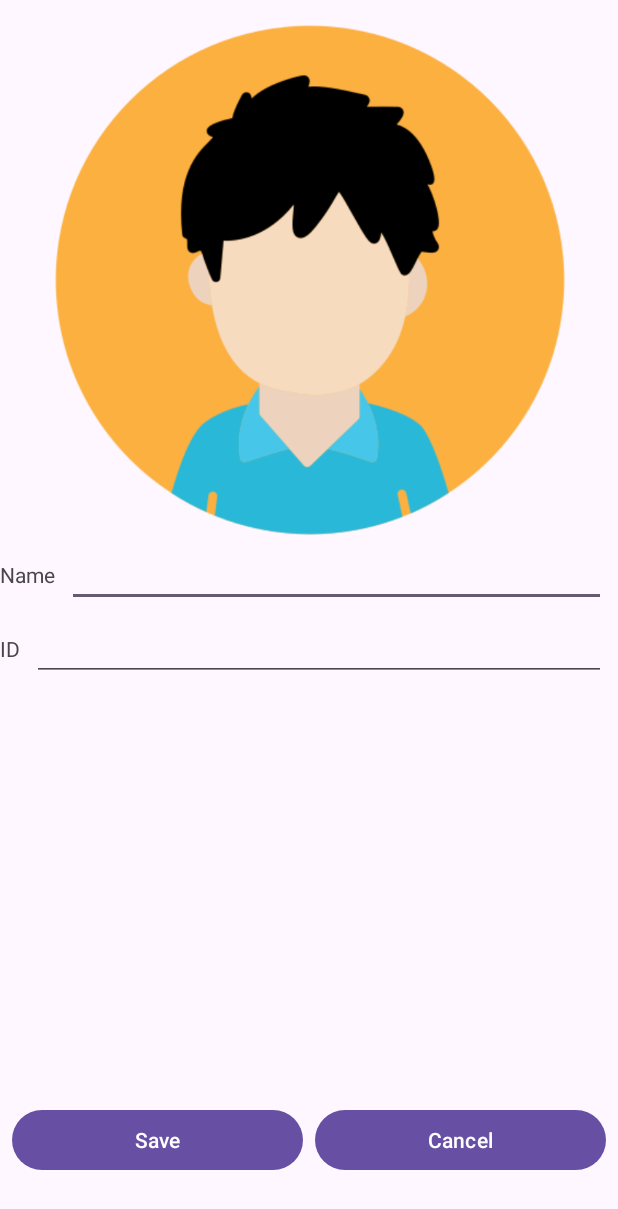
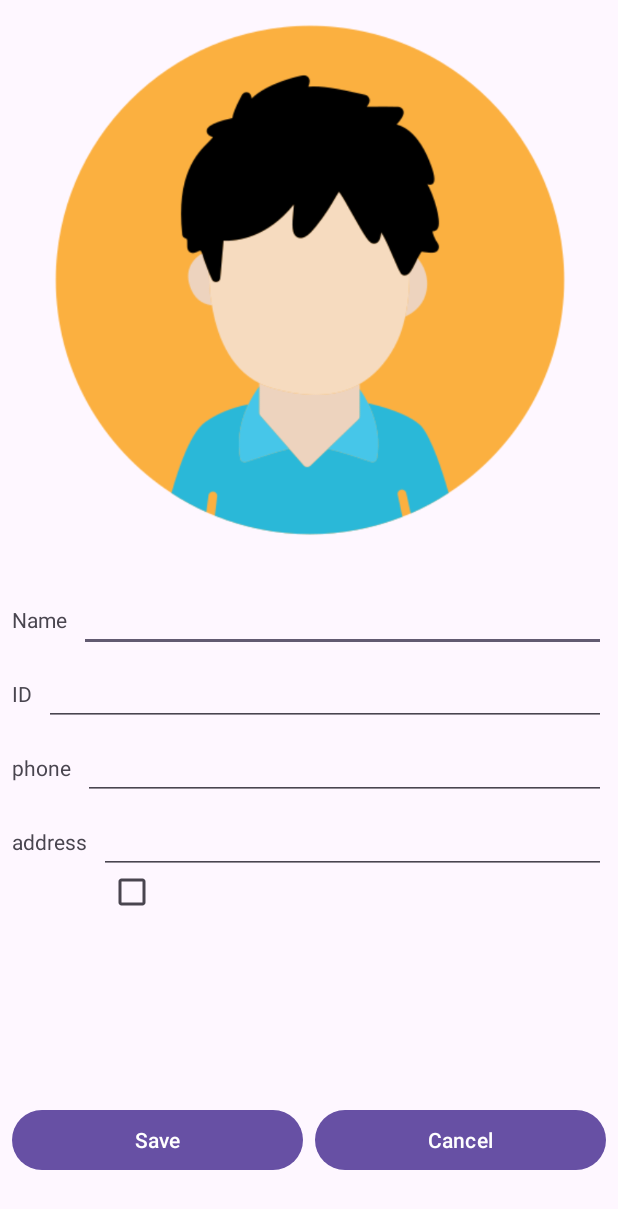
Before and after one commit to nitzanh2000/Students-App-Colman, an Android app: the AddStudentActivity screen opened directly, with no data from a screen before it, on a phone screen of 412 x 824 dp. Shown: the top 1209 px of the screen. Run offline under Robolectric (Android 15) with nearby library versions, the phone set to English and light mode, and no system bars.

Commit message:
add missing field

```diff
--- a/app/src/main/java/com/idz/colman24class1/AddStudentActivity.kt
+++ b/app/src/main/java/com/idz/colman24class1/AddStudentActivity.kt
@@ -3,6 +3,7 @@ package com.idz.colman24class1
 import android.content.Intent
 import android.os.Bundle
 import android.widget.Button
+import android.widget.CheckBox
 import android.widget.EditText
 import android.widget.TextView
 import androidx.activity.enableEdgeToEdge
@@ -28,15 +29,17 @@ class AddStudentActivity : AppCompatActivity() {
 
         val nameEditText: EditText = findViewById(R.id.add_student_activity_name_edit_text)
         val idEditText: EditText = findViewById(R.id.add_student_activity_id_edit_text)
-
-        val savedMessageTextView: TextView = findViewById(R.id.add_student_activity_save_message_text_view)
+        val phoneEditText: EditText = findViewById(R.id.add_student_activity_phone_edit_text)
+        val addressEditText: EditText = findViewById(R.id.add_student_activity_address_edit_text)
+        val checkBoxEdit: CheckBox = findViewById(R.id.add_student_activity_checkbox_edit)
 
         cancelButton.setOnClickListener {
             finish()
         }
 
         saveButton.setOnClickListener {
-            val student: Student = Student(nameEditText.text.toString(), idEditText.text.toString(), "", "123456","HAR ADAR", false)
+            val student: Student = Student(nameEditText.text.toString(), idEditText.text.toString(),
+                "", phoneEditText.text.toString(),addressEditText.text.toString(), checkBoxEdit.isChecked)
             Model.shared.students.add(student)
             val intent = Intent(this, StudentsRecyclerViewActivity::class.java)
             startActivity(intent)        }
--- a/app/src/main/res/layout/activity_add_student.xml
+++ b/app/src/main/res/layout/activity_add_student.xml
@@ -21,18 +21,19 @@
         android:id="@+id/textView"
         android:layout_width="wrap_content"
         android:layout_height="wrap_content"
+        android:layout_marginStart="8dp"
+        android:layout_marginTop="30dp"
         android:text="Name"
         app:layout_constraintStart_toStartOf="parent"
         app:layout_constraintTop_toBottomOf="@+id/imageView" />
 
     <EditText
-        android:id="@+id/add_student_activity_name_edit_text"
+        android:id="@+id/add_student_activity_id_edit_text"
         android:layout_width="0dp"
         android:layout_height="wrap_content"
         android:layout_marginStart="8dp"
         android:layout_marginEnd="8dp"
         android:ems="10"
-        android:inputType="text"
         app:layout_constraintBaseline_toBaselineOf="@+id/textView"
         app:layout_constraintEnd_toEndOf="parent"
         app:layout_constraintStart_toEndOf="@+id/textView" />
@@ -47,16 +48,64 @@
         app:layout_constraintTop_toBottomOf="@+id/textView" />
 
     <EditText
-        android:id="@+id/add_student_activity_id_edit_text"
+        android:id="@+id/add_student_activity_name_edit_text"
         android:layout_width="0dp"
         android:layout_height="wrap_content"
         android:layout_marginStart="8dp"
         android:layout_marginEnd="8dp"
         android:ems="10"
-        android:inputType="text"
         app:layout_constraintBaseline_toBaselineOf="@+id/textView2"
         app:layout_constraintEnd_toEndOf="parent"
         app:layout_constraintStart_toEndOf="@+id/textView2" />
+
+    <TextView
+        android:id="@+id/textView3"
+        android:layout_width="wrap_content"
+        android:layout_height="wrap_content"
+        android:layout_marginTop="30dp"
+        android:text="phone"
+        app:layout_constraintStart_toStartOf="@+id/textView"
+        app:layout_constraintTop_toBottomOf="@+id/textView2" />
+
+    <EditText
+        android:id="@+id/add_student_activity_phone_edit_text"
+        android:layout_width="0dp"
+        android:layout_height="wrap_content"
+        android:layout_marginStart="8dp"
+        android:layout_marginEnd="8dp"
+        android:ems="10"
+        app:layout_constraintBaseline_toBaselineOf="@+id/textView3"
+        app:layout_constraintEnd_toEndOf="parent"
+        app:layout_constraintStart_toEndOf="@+id/textView3" />
+
+
+    <TextView
+        android:id="@+id/textView4"
+        android:layout_width="wrap_content"
+        android:layout_height="wrap_content"
+        android:layout_marginTop="30dp"
+        android:text="address"
+        app:layout_constraintStart_toStartOf="@+id/textView"
+        app:layout_constraintTop_toBottomOf="@+id/textView3" />
+
+    <EditText
+        android:id="@+id/add_student_activity_address_edit_text"
+        android:layout_width="0dp"
+        android:layout_height="wrap_content"
+        android:layout_marginStart="8dp"
+        android:layout_marginEnd="8dp"
+        android:ems="10"
+        app:layout_constraintBaseline_toBaselineOf="@+id/textView4"
+        app:layout_constraintEnd_toEndOf="parent"
+        app:layout_constraintStart_toEndOf="@+id/textView4" />
+
+    <CheckBox
+        android:id="@+id/add_student_activity_checkbox_edit"
+        android:layout_width="wrap_content"
+        android:layout_height="wrap_content"
+        android:ems="10"
+        app:layout_constraintStart_toStartOf="@+id/textView"
+        app:layout_constraintTop_toBottomOf="@+id/textView4" />
 
     <Button
         android:id="@+id/add_student_activity_cancel_button"
```
